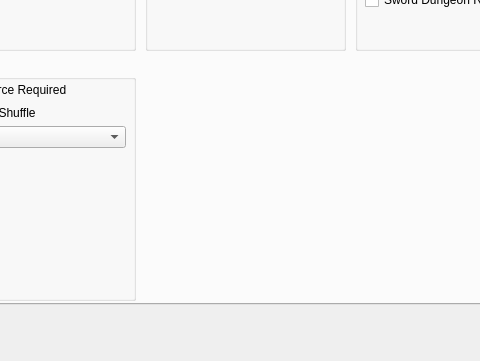
Qt form gui/randogui.ui (ssrando/ssrando) before a commit; both pictures show x 287 to 767 and y 246 to 607 of the 1051 by 738 pixel window.
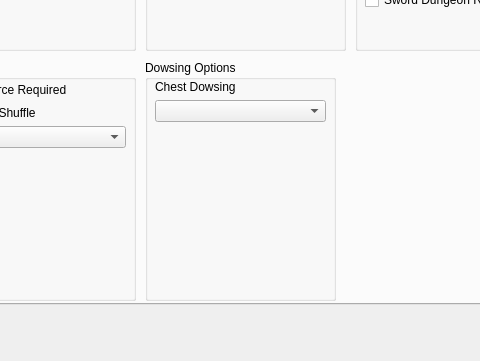
The same form after that commit. The open tabs and pages were chosen to show the change.

Commit message: Chest dowsing options, start with treasure dowsing

```diff
--- a/gui/randogui.ui
+++ b/gui/randogui.ui
@@ -1442,6 +1442,71 @@
        </layout>
       </widget>
      </widget>
+     <widget class="QGroupBox" name="groupBox_18">
+      <property name="geometry">
+       <rect>
+        <x>420</x>
+        <y>270</y>
+        <width>191</width>
+        <height>241</height>
+       </rect>
+      </property>
+      <property name="title">
+       <string>Dowsing Options</string>
+      </property>
+      <widget class="QWidget" name="verticalLayoutWidget_17">
+       <property name="geometry">
+        <rect>
+         <x>10</x>
+         <y>20</y>
+         <width>171</width>
+         <height>211</height>
+        </rect>
+       </property>
+       <layout class="QVBoxLayout" name="verticalLayout_40">
+        <item>
+         <layout class="QVBoxLayout" name="verticalLayout_41"/>
+        </item>
+        <item>
+         <layout class="QVBoxLayout" name="verticalLayout_42">
+          <item>
+           <widget class="QLabel" name="label_for_option_chest_dowsing">
+            <property name="text">
+             <string>Chest Dowsing</string>
+            </property>
+           </widget>
+          </item>
+          <item>
+           <widget class="QComboBox" name="option_chest_dowsing">
+            <property name="currentText">
+             <string/>
+            </property>
+            <property name="currentIndex">
+             <number>-1</number>
+            </property>
+           </widget>
+          </item>
+         </layout>
+        </item>
+        <item>
+         <spacer name="verticalSpacer_18">
+          <property name="orientation">
+           <enum>Qt::Vertical</enum>
+          </property>
+          <property name="sizeType">
+           <enum>QSizePolicy::MinimumExpanding</enum>
+          </property>
+          <property name="sizeHint" stdset="0">
+           <size>
+            <width>20</width>
+            <height>70</height>
+           </size>
+          </property>
+         </spacer>
+        </item>
+       </layout>
+      </widget>
+     </widget>
     </widget>
     <widget class="QWidget" name="tab_5">
      <attribute name="title">
```
Left out of the diff: 4 changed lines with no effect on the pictures. The commit also changes 14 other files.
